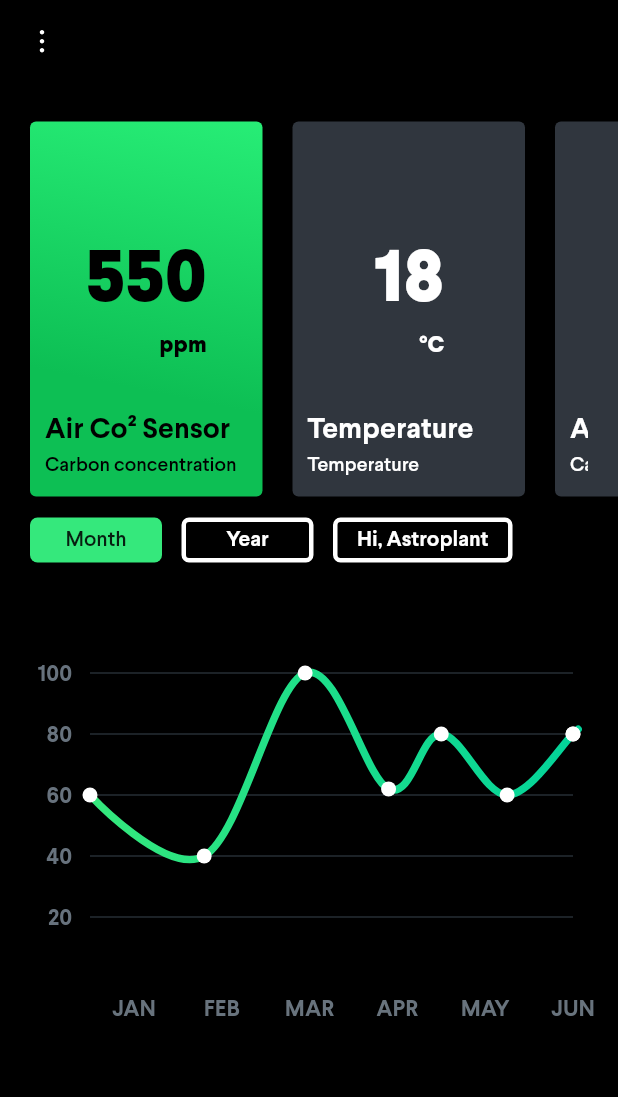
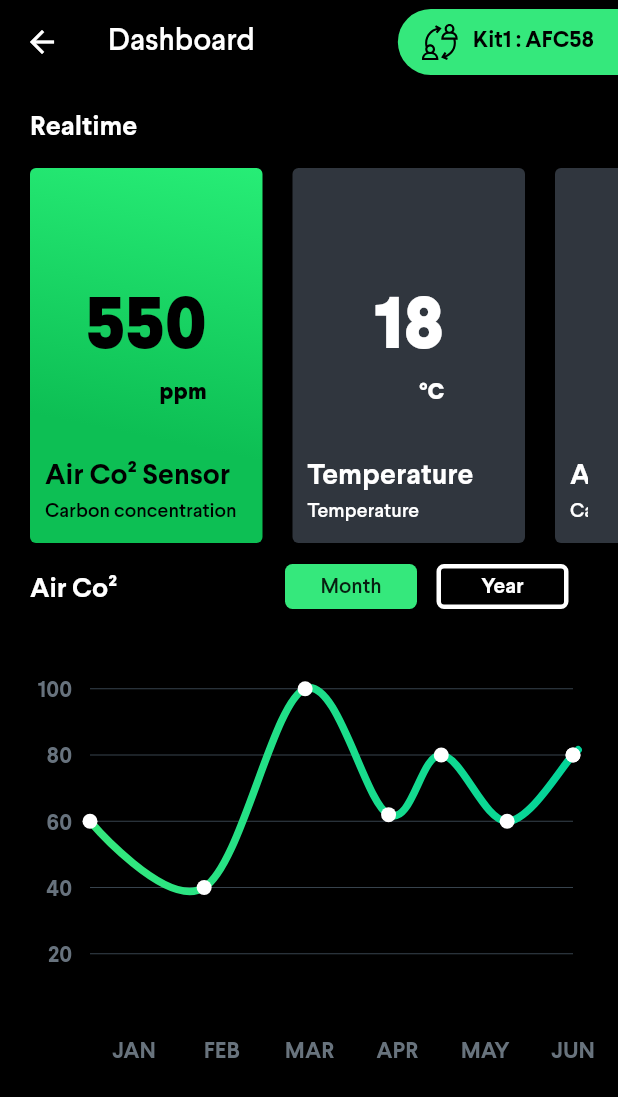
Before and after one commit to Ta0uf19/astroplant-mobile, a Flutter app: the DashboardScreen screen opened directly, on a phone screen of 412 x 824 dp. Shown: the top 1097 px of the screen. Run offline on Flutter 3.47's test engine with Material 2 defaults, Android fonts, the phone set to English and light mode, and no system bars; drawn by our look-alikes of fl_chart; our stand-ins replace flutter_svg, modal_bottom_sheet.

Commit message:
Adding title/subtitle Dashboard

```diff
--- a/lib/components/cline_chart.dart
+++ b/lib/components/cline_chart.dart
@@ -21,7 +21,7 @@ class _CLineChartState extends State<CLineChart> {
           aspectRatio: 1.2,
           child: Container(
             child: Padding(
-              padding: const EdgeInsets.only(right: 10, left: 0, top: 24, bottom: 12),
+              padding: const EdgeInsets.only(right: 10, left: 0, top: 0, bottom: 15),
               child: LineChart(
                   mainData()
               ),
--- a/lib/screens/configuration/configuration.dart
+++ b/lib/screens/configuration/configuration.dart
@@ -26,8 +26,7 @@ class _ConfigurationScreenState extends State<ConfigurationScreen> {
     ThemeData themeData = Theme.of(context);
     return Scaffold(
       backgroundColor: Colors.black,
-      appBar: CHeader.buildAppBarWithCButton(
-          context: context, title: "Configuration"),
+      appBar: CHeader.buildAppBarWithCButton(context: context, title: "Configuration"),
       floatingActionButton: FloatingActionButton(
         onPressed: () {
           showAddConfigurationDialog(context, themeData);
--- a/lib/screens/dashboard/dashboard.dart
+++ b/lib/screens/dashboard/dashboard.dart
@@ -3,6 +3,7 @@ import 'dart:developer';
 import 'package:app/components/cbottom_nav.dart';
 import 'package:app/components/cbutton.dart';
 import 'package:app/components/ccard_metric.dart';
+import 'package:app/components/cheader.dart';
 import 'package:app/components/ctoggle_widget.dart';
 import 'package:app/components/cline_chart.dart';
 import 'package:app/util/constants.dart';
@@ -18,13 +19,7 @@ class DashboardScreen extends StatelessWidget {
     ThemeData themeData = Theme.of(context);
     return Scaffold(
         backgroundColor: Colors.black,
-        appBar: AppBar(
-          elevation: 0,
-          leading: IconButton(
-            icon: SvgPicture.asset('assets/icons/menu.svg'),
-            onPressed: () {},
-          ),
-        ),
+        appBar: CHeader.buildAppBarWithCButton(context: context, title: "Dashboard"),
         body: SingleChildScrollView(
             child: Column(children: <Widget>[
           Container(
@@ -34,6 +29,13 @@ class DashboardScreen extends StatelessWidget {
                   right: kDefaultPadding,
                   top: kDefaultPadding),
               child: Column(children: [
+                Container(
+                  child: Text(
+                      "Realtime", style: themeData.textTheme.headline3
+                  ),
+                  alignment: Alignment.centerLeft,
+                  padding: EdgeInsets.only(bottom: DEFAULT_PADDING_SMALL),
+                ),
                 SizedBox(
                   height: 260,
                   child: ListView(
@@ -66,6 +68,19 @@ class DashboardScreen extends StatelessWidget {
                     ],
                   ),
                 ),
+                Row(
+                  mainAxisAlignment: MainAxisAlignment.spaceBetween,
+                  crossAxisAlignment: CrossAxisAlignment.end,
+                  children: [
+                    Container(
+                      child: Text(
+                          "Air Co²",
+                          style: themeData.textTheme.headline3,
+                          textAlign: TextAlign.end,
+                      ),
+                      alignment: Alignment.centerLeft,
+                      padding: EdgeInsets.only(bottom: DEFAULT_PADDING_SMALL),
+                    ),
                     CToggleWidget(
                       onPressed: (index) {
                         log("button pressed " + index.toString());
@@ -91,19 +106,11 @@ class DashboardScreen extends StatelessWidget {
                           borderRadius: BorderRadius.circular(5),
                           disabled: true,
                         ),
-                    CButton(
-                      textStyle: themeData.textTheme.headline3.copyWith(fontSize: 14),
-                      text: "Hi, Astroplant",
-                      onPressed: () {
-                        log("pressed 3.");
-                      },
-                      borderRadius: BorderRadius.circular(5),
-                      disabled: true,
+                      ],
                     ),
                   ],
                 ),
                 CLineChart(),
-
 
                 // CToggleWidget(children: [
                 //   CCardMetric(
--- a/lib/screens/home.dart
+++ b/lib/screens/home.dart
@@ -3,6 +3,7 @@ import 'package:app/custom_icons.dart';
 import 'package:app/screens/command/command.dart';
 import 'package:app/screens/configuration/configuration.dart';
 import 'package:app/screens/dashboard/dashboard.dart';
+import 'package:app/util/constants.dart';
 import 'package:flutter/cupertino.dart';
 import 'package:flutter/material.dart';
 
@@ -28,6 +29,7 @@ class _HomeState extends State<HomeScreen> {
   @override
   Widget build(BuildContext context) {
     return Scaffold(
+      backgroundColor: COLOR_BLACK,
       body: Center(
         child: _widgetOptions.elementAt(_selectedIndex),
       ),
```
Lines whose indentation alone changed are shown as unchanged.
